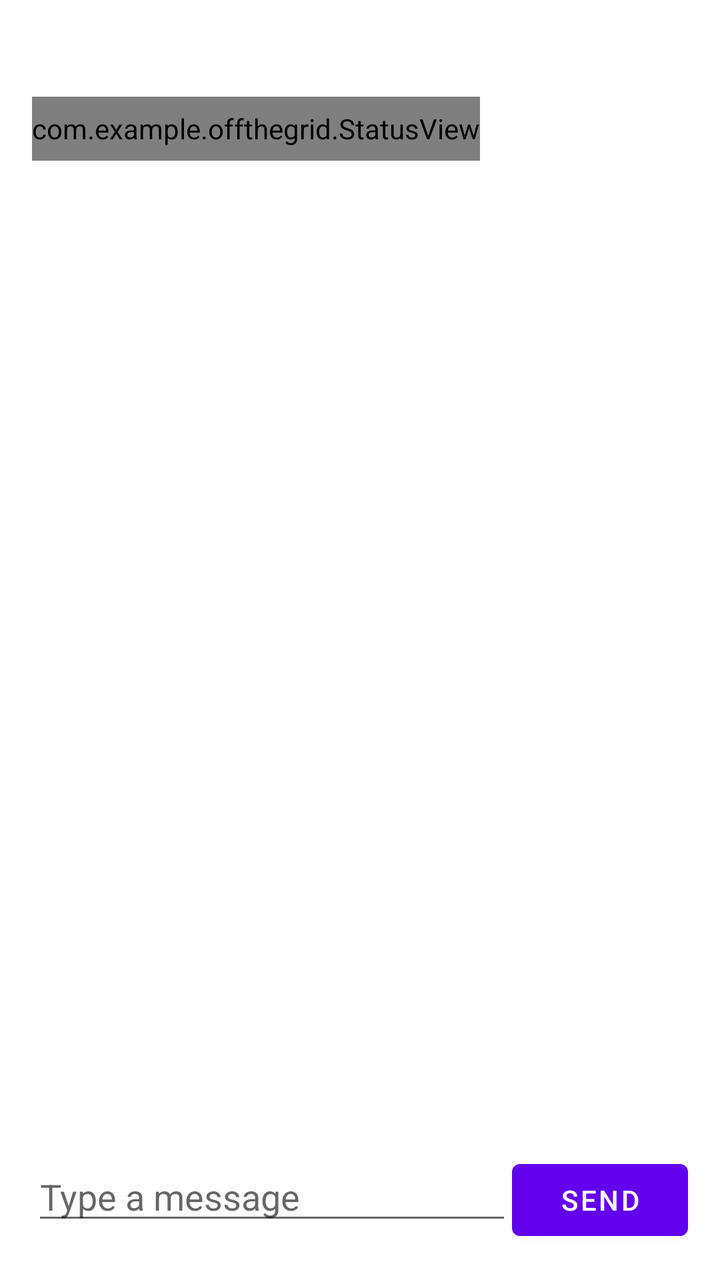
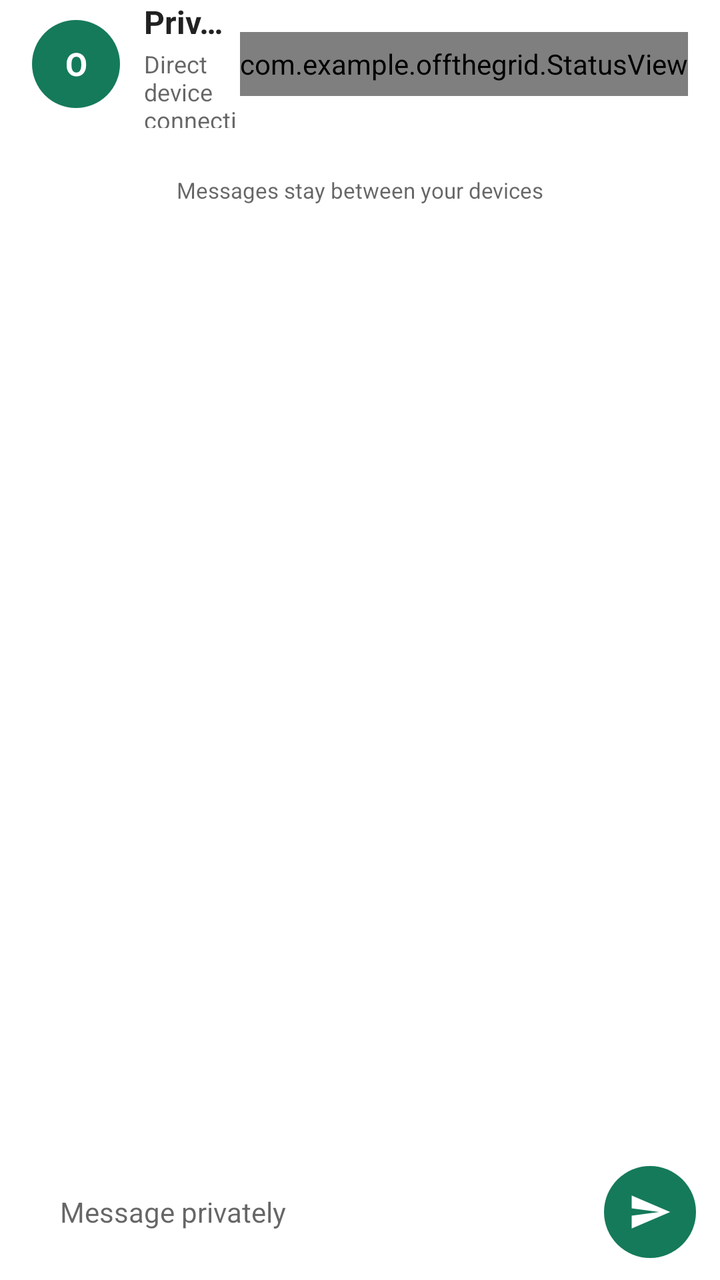

Before-and-after screenshots of an Android layout around one commit, followed by the original layout XML and the change that was made.
<!-- AndroidManifest.xml: application theme Theme.OffTheGrid -->
<!-- res/layout/activity_chat.xml -->
<?xml version="1.0" encoding="utf-8"?>
<LinearLayout xmlns:android="http://schemas.android.com/apk/res/android"
    android:layout_width="match_parent"
    android:layout_height="match_parent"
    android:fitsSystemWindows="true"
    android:orientation="vertical"
    android:padding="16dp">

    <TextView
        android:id="@+id/tvChatWith"
        android:layout_width="match_parent"
        android:layout_height="wrap_content"
        android:layout_marginBottom="8dp"
        android:textSize="18sp" />

    <com.example.offthegrid.StatusView
        android:id="@+id/statusView"
        android:layout_width="wrap_content"
        android:layout_height="32dp" />

    <androidx.recyclerview.widget.RecyclerView
        android:id="@+id/rvMessages"
        android:layout_width="match_parent"
        android:layout_height="0dp"
        android:layout_weight="1" />

    <LinearLayout
        android:layout_width="match_parent"
        android:layout_height="wrap_content"
        android:orientation="horizontal">

        <EditText
            android:id="@+id/etMessage"
            android:layout_width="0dp"
            android:layout_height="wrap_content"
            android:layout_weight="1"
            android:hint="Type a message"
            android:inputType="textCapSentences|textMultiLine"
            android:maxLines="4" />

        <Button
            android:id="@+id/btnSend"
            android:layout_width="wrap_content"
            android:layout_height="wrap_content"
            android:text="Send" />
    </LinearLayout>
</LinearLayout>
<!-- resources referenced by this layout -->
<resources>
  <style name="Theme.OffTheGrid" parent="Theme.MaterialComponents.DayNight.DarkActionBar">
          
          <item name="colorPrimary">@color/purple_500</item>
          <item name="colorPrimaryVariant">@color/purple_700</item>
          <item name="colorOnPrimary">@color/white</item>
          
          <item name="colorSecondary">@color/teal_200</item>
          <item name="colorSecondaryVariant">@color/teal_700</item>
          <item name="colorOnSecondary">@color/black</item>
          
          <item name="android:statusBarColor">?attr/colorPrimaryVariant</item>
          
      </style>
  <color name="purple_500">#FF6200EE</color>
  <color name="purple_700">#FF3700B3</color>
  <color name="white">#FFFFFFFF</color>
  <color name="teal_200">#FF03DAC5</color>
  <color name="teal_700">#FF018786</color>
  <color name="black">#FF000000</color>
</resources>

<!-- the commit's change to res/layout/activity_chat.xml (unified diff, before → after) -->
@@ -1,47 +1,166 @@
 <?xml version="1.0" encoding="utf-8"?>
-<LinearLayout xmlns:android="http://schemas.android.com/apk/res/android"
+<androidx.constraintlayout.widget.ConstraintLayout xmlns:android="http://schemas.android.com/apk/res/android"
+    xmlns:app="http://schemas.android.com/apk/res-auto"
     android:layout_width="match_parent"
     android:layout_height="match_parent"
-    android:fitsSystemWindows="true"
-    android:orientation="vertical"
-    android:padding="16dp">
+    android:background="?android:attr/colorBackground"
+    android:fitsSystemWindows="true">
+
+    <LinearLayout
+        android:id="@+id/chatHeader"
+        android:layout_width="0dp"
+        android:layout_height="64dp"
+        android:background="?android:attr/colorBackground"
+        android:gravity="center_vertical"
+        android:orientation="horizontal"
+        android:paddingStart="16dp"
+        android:paddingEnd="16dp"
+        app:layout_constraintEnd_toEndOf="parent"
+        app:layout_constraintStart_toStartOf="parent"
+        app:layout_constraintTop_toTopOf="parent">
+
+        <TextView
+            android:layout_width="44dp"
+            android:layout_height="44dp"
+            android:background="@drawable/bg_avatar"
+            android:contentDescription="@string/chat_avatar_description"
+            android:gravity="center"
+            android:text="@string/chat_avatar"
+            android:textColor="@color/otg_on_green"
+            android:textSize="16sp"
+            android:textStyle="bold" />
+
+        <LinearLayout
+            android:layout_width="0dp"
+            android:layout_height="wrap_content"
+            android:layout_marginStart="12dp"
+            android:layout_weight="1"
+            android:orientation="vertical">
+
+            <TextView
+                android:id="@+id/tvChatWith"
+                android:layout_width="match_parent"
+                android:layout_height="wrap_content"
+                android:ellipsize="end"
+                android:maxLines="1"
+                android:text="@string/chat_with_placeholder"
+                android:textColor="?android:attr/textColorPrimary"
+                android:textSize="16sp"
+                android:textStyle="bold" />
+
+            <TextView
+                android:layout_width="wrap_content"
+                android:layout_height="wrap_content"
+                android:layout_marginTop="2dp"
+                android:text="@string/private_connection"
+                android:textColor="?android:attr/textColorSecondary"
+                android:textSize="12sp" />
+        </LinearLayout>
+
+        <com.example.offthegrid.StatusView
+            android:id="@+id/statusView"
+            android:layout_width="wrap_content"
+            android:layout_height="32dp" />
+    </LinearLayout>
+
+    <View
+        android:id="@+id/headerDivider"
+        android:layout_width="0dp"
+        android:layout_height="0.7dp"
+        android:alpha="0.2"
+        android:background="?android:attr/textColorSecondary"
+        app:layout_constraintEnd_toEndOf="parent"
+        app:layout_constraintStart_toStartOf="parent"
+        app:layout_constraintTop_toBottomOf="@id/chatHeader" />
 
     <TextView
-        android:id="@+id/tvChatWith"
-        android:layout_width="match_parent"
+        android:id="@+id/privacyNote"
+        android:layout_width="wrap_content"
         android:layout_height="wrap_content"
-        android:layout_marginBottom="8dp"
-        android:textSize="18sp" />
-
-    <com.example.offthegrid.StatusView
-        android:id="@+id/statusView"
-        android:layout_width="wrap_content"
-        android:layout_height="32dp" />
+        android:layout_marginStart="24dp"
+        android:layout_marginTop="14dp"
+        android:layout_marginEnd="24dp"
+        android:layout_marginBottom="14dp"
+        android:background="@drawable/bg_card"
+        android:gravity="center"
+        android:paddingStart="14dp"
+        android:paddingTop="9dp"
+        android:paddingEnd="14dp"
+        android:paddingBottom="9dp"
+        android:text="@string/privacy_note"
+        android:textColor="?android:attr/textColorSecondary"
+        android:textSize="11sp"
+        app:layout_constraintBottom_toTopOf="@+id/rvMessages"
+        app:layout_constraintEnd_toEndOf="parent"
+        app:layout_constraintStart_toStartOf="parent"
+        app:layout_constraintTop_toBottomOf="@id/headerDivider" />
 
     <androidx.recyclerview.widget.RecyclerView
         android:id="@+id/rvMessages"
-        android:layout_width="match_parent"
+        android:layout_width="0dp"
         android:layout_height="0dp"
-        android:layout_weight="1" />
+        android:clipToPadding="false"
+        android:overScrollMode="never"
+        android:paddingStart="12dp"
+        android:paddingTop="16dp"
+        android:paddingEnd="12dp"
+        android:paddingBottom="16dp"
+        app:layout_constraintBottom_toTopOf="@id/messageComposer"
+        app:layout_constraintEnd_toEndOf="parent"
+        app:layout_constraintStart_toStartOf="parent"
+        app:layout_constraintTop_toBottomOf="@id/privacyNote" />
 
     <LinearLayout
-        android:layout_width="match_parent"
+        android:id="@+id/messageComposer"
+        android:layout_width="0dp"
         android:layout_height="wrap_content"
-        android:orientation="horizontal">
+        android:background="?android:attr/colorBackground"
+        android:gravity="center_vertical"
+        android:orientation="horizontal"
+        android:paddingStart="12dp"
+        android:paddingTop="10dp"
+        android:paddingEnd="12dp"
+        android:paddingBottom="10dp"
+        app:layout_constraintBottom_toBottomOf="parent"
+        app:layout_constraintEnd_toEndOf="parent"
+        app:layout_constraintStart_toStartOf="parent">
 
-        <EditText
-            android:id="@+id/etMessage"
+        <LinearLayout
             android:layout_width="0dp"
-            android:layout_height="wrap_content"
+            android:layout_height="48dp"
             android:layout_weight="1"
-            android:hint="Type a message"
-            android:inputType="textCapSentences|textMultiLine"
-            android:maxLines="4" />
+            android:background="@drawable/bg_input"
+            android:gravity="center_vertical"
+            android:orientation="horizontal"
+            android:paddingStart="18dp"
+            android:paddingEnd="14dp">
 
-        <Button
+            <EditText
+                android:id="@+id/etMessage"
+                android:layout_width="0dp"
+                android:layout_height="match_parent"
+                android:layout_weight="1"
+                android:background="@null"
+                android:hint="@string/message_hint"
+                android:importantForAutofill="no"
+                android:inputType="textCapSentences|textAutoCorrect|textMultiLine"
+                android:maxLines="4"
+                android:padding="0dp"
+                android:textColor="?android:attr/textColorPrimary"
+                android:textColorHint="?android:attr/textColorHint"
+                android:textSize="14sp" />
+        </LinearLayout>
+
+        <ImageButton
             android:id="@+id/btnSend"
-            android:layout_width="wrap_content"
-            android:layout_height="wrap_content"
-            android:text="Send" />
+            android:layout_width="46dp"
+            android:layout_height="46dp"
+            android:layout_marginStart="10dp"
+            android:background="@drawable/bg_avatar"
+            android:contentDescription="@string/send"
+            android:padding="12dp"
+            android:scaleType="centerInside"
+            android:src="@drawable/ic_send" />
     </LinearLayout>
-</LinearLayout>
+
+</androidx.constraintlayout.widget.ConstraintLayout>
<!-- resource entries referenced after the edit -->
@@ -1,5 +1,44 @@
 <!-- resources referenced by this layout -->
 <resources>
+  <color name="otg_on_green">#FFFFFF</color>
+  <!-- drawable bg_avatar (drawable) -->
+  <?xml version="1.0" encoding="utf-8"?>
+  <shape xmlns:android="http://schemas.android.com/apk/res/android"
+      android:shape="oval">
+      <solid android:color="@color/otg_green" />
+  </shape>
+  <!-- drawable bg_card (drawable) -->
+  <?xml version="1.0" encoding="utf-8"?>
+  <shape xmlns:android="http://schemas.android.com/apk/res/android"
+      android:shape="rectangle">
+      <solid android:color="?android:attr/colorBackgroundFloating" />
+      <corners android:radius="18dp" />
+  </shape>
+  <!-- drawable bg_input (drawable) -->
+  <?xml version="1.0" encoding="utf-8"?>
+  <shape xmlns:android="http://schemas.android.com/apk/res/android"
+      android:shape="rectangle">
+      <solid android:color="?android:attr/colorBackgroundFloating" />
+      <corners android:radius="24dp" />
+  </shape>
+  <!-- drawable ic_send (drawable) -->
+  <?xml version="1.0" encoding="utf-8"?>
+  <vector xmlns:android="http://schemas.android.com/apk/res/android"
+      android:width="24dp"
+      android:height="24dp"
+      android:viewportWidth="24"
+      android:viewportHeight="24">
+      <path
+          android:fillColor="#FFFFFF"
+          android:pathData="M2.01,21L23,12 2.01,3 2,10l15,2 -15,2z" />
+  </vector>
+  <string name="chat_avatar">O</string>
+  <string name="chat_avatar_description">Chat avatar</string>
+  <string name="chat_with_placeholder">Private chat</string>
+  <string name="message_hint">Message privately</string>
+  <string name="privacy_note">Messages stay between your devices</string>
+  <string name="private_connection">Direct device connection</string>
+  <string name="send">Send</string>
   <style name="Theme.OffTheGrid" parent="Theme.MaterialComponents.DayNight.DarkActionBar">
           
           <item name="colorPrimary">@color/purple_500</item>
@@ -13,6 +52,7 @@
           <item name="android:statusBarColor">?attr/colorPrimaryVariant</item>
           
       </style>
+  <color name="otg_green">#157A5A</color>
   <color name="purple_500">#FF6200EE</color>
   <color name="purple_700">#FF3700B3</color>
   <color name="white">#FFFFFFFF</color>
